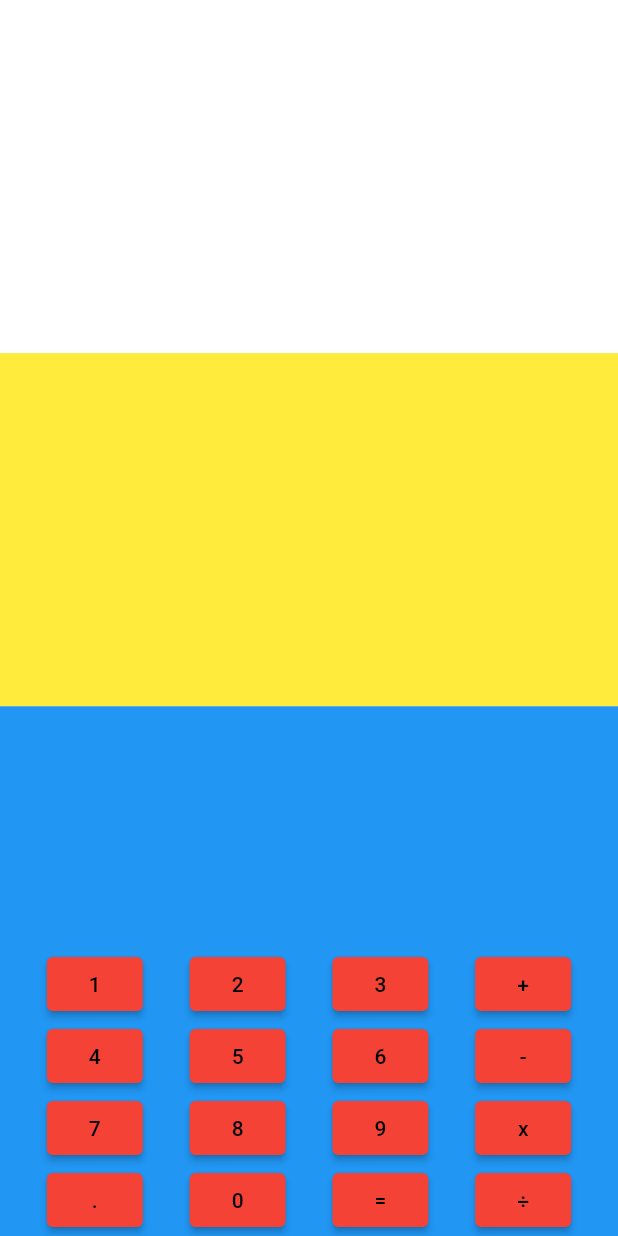
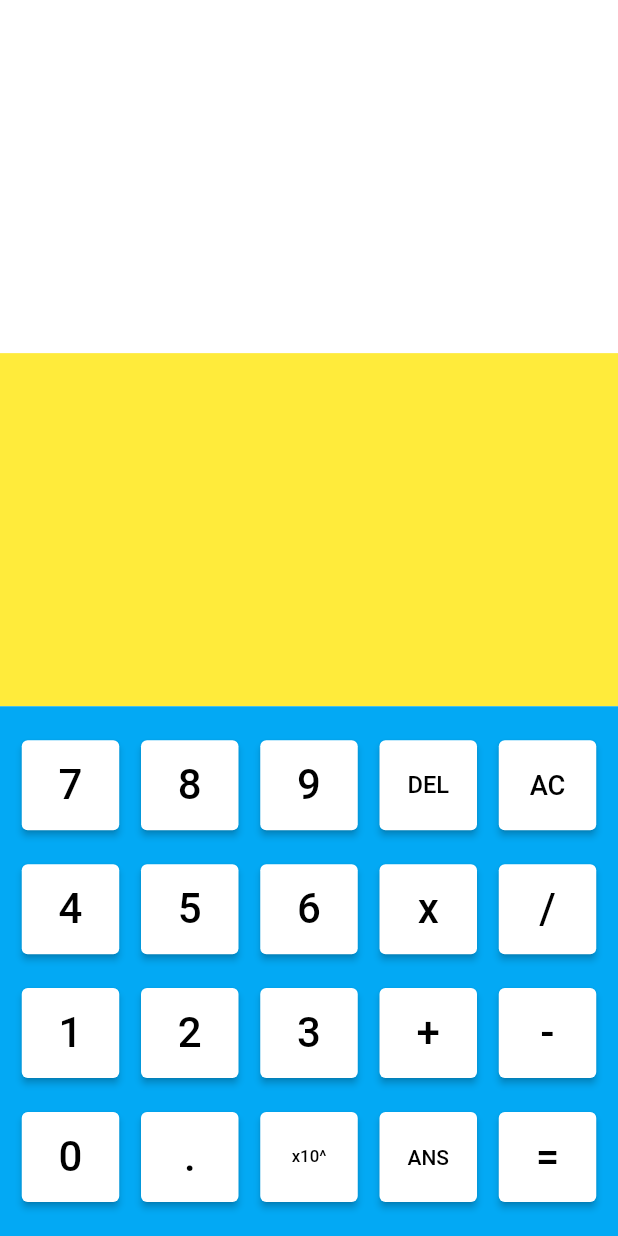
Before and after one commit to ararajs/scientific_calc, a Flutter app: the screen it shows after launch, on a phone screen of 412 x 824 dp. Run offline on Flutter 3.47's test engine with Material 2 defaults, Android fonts, the phone set to English and light mode, and no system bars.

Commit message:
some button changes

```diff
--- a/lib/main.dart
+++ b/lib/main.dart
@@ -41,48 +41,52 @@ class _HomePageState extends State<HomePage> {
           Expanded(
             flex: 3,
             child: Container(
-              color: Colors.blue,
+              color: Colors.lightBlue,
               child: Column(
-                mainAxisAlignment: MainAxisAlignment.end,
+                mainAxisAlignment: MainAxisAlignment.spaceEvenly,
                 children:[
                   Row(
                     mainAxisAlignment: MainAxisAlignment.spaceEvenly,
                     crossAxisAlignment: CrossAxisAlignment.start,
                     children: <Widget> [
-                      ElevatedButton(style: ElevatedButton.styleFrom(primary: Colors.red,onPrimary: Colors.black,), onPressed: () { },child: Text('1'),),
-                      ElevatedButton(style: ElevatedButton.styleFrom(primary: Colors.red,onPrimary: Colors.black,), onPressed: () { },child: Text('2'),),
-                      ElevatedButton(style: ElevatedButton.styleFrom(primary: Colors.red,onPrimary: Colors.black,), onPressed: () { },child: Text('3'),),
-                      ElevatedButton(style: ElevatedButton.styleFrom(primary: Colors.red,onPrimary: Colors.black,), onPressed: () { },child: Text('+'),),
+                      SizedBox(width: 65.0, height: 60.0,child: ElevatedButton(style: ElevatedButton.styleFrom(primary: Colors.white,onPrimary: Colors.black,), onPressed: () { },child: Text('7', textScaleFactor: 2,),)),
+                      SizedBox(width: 65.0, height: 60.0,child: ElevatedButton(style: ElevatedButton.styleFrom(primary: Colors.white,onPrimary: Colors.black,), onPressed: () { },child: Text('8', textScaleFactor: 2,),)),
+                      SizedBox(width: 65.0, height: 60.0,child: ElevatedButton(style: ElevatedButton.styleFrom(primary: Colors.white,onPrimary: Colors.black,), onPressed: () { },child: Text('9', textScaleFactor: 2,),)),
+                      SizedBox(width: 65.0, height: 60.0,child: ElevatedButton(style: ElevatedButton.styleFrom(primary: Colors.white,onPrimary: Colors.black,), onPressed: () { },child: Text('DEL', textScaleFactor: 1.13,),)),
+                      SizedBox(width: 65.0, height: 60.0,child: ElevatedButton(style: ElevatedButton.styleFrom(primary: Colors.white,onPrimary: Colors.black,), onPressed: () { },child: Text('AC', textScaleFactor: 1.3,),)),
                     ],
                   ),
                   Row(
                     mainAxisAlignment: MainAxisAlignment.spaceEvenly,
                     crossAxisAlignment: CrossAxisAlignment.start,
                     children: <Widget> [
-                      ElevatedButton(style: ElevatedButton.styleFrom(primary: Colors.red,onPrimary: Colors.black,), onPressed: () { },child: Text('4'),),
-                      ElevatedButton(style: ElevatedButton.styleFrom(primary: Colors.red,onPrimary: Colors.black,), onPressed: () { },child: Text('5'),),
-                      ElevatedButton(style: ElevatedButton.styleFrom(primary: Colors.red,onPrimary: Colors.black,), onPressed: () { },child: Text('6'),),
-                      ElevatedButton(style: ElevatedButton.styleFrom(primary: Colors.red,onPrimary: Colors.black,), onPressed: () { },child: Text('-'),),
+                      SizedBox(width: 65.0, height: 60.0,child: ElevatedButton(style: ElevatedButton.styleFrom(primary: Colors.white,onPrimary: Colors.black,), onPressed: () { },child: Text('4', textScaleFactor: 2,),)),
+                      SizedBox(width: 65.0, height: 60.0,child: ElevatedButton(style: ElevatedButton.styleFrom(primary: Colors.white,onPrimary: Colors.black,), onPressed: () { },child: Text('5', textScaleFactor: 2,),)),
+                      SizedBox(width: 65.0, height: 60.0,child: ElevatedButton(style: ElevatedButton.styleFrom(primary: Colors.white,onPrimary: Colors.black,), onPressed: () { },child: Text('6', textScaleFactor: 2,),)),
+                      SizedBox(width: 65.0, height: 60.0,child: ElevatedButton(style: ElevatedButton.styleFrom(primary: Colors.white,onPrimary: Colors.black,), onPressed: () { },child: Text('x', textScaleFactor: 2,),)),
+                      SizedBox(width: 65.0, height: 60.0,child: ElevatedButton(style: ElevatedButton.styleFrom(primary: Colors.white,onPrimary: Colors.black,), onPressed: () { },child: Text('/', textScaleFactor: 2,),)),
                     ],
                   ),
                   Row(
                     mainAxisAlignment: MainAxisAlignment.spaceEvenly,
                     crossAxisAlignment: CrossAxisAlignment.start,
                     children: <Widget> [
-                      ElevatedButton(style: ElevatedButton.styleFrom(primary: Colors.red,onPrimary: Colors.black,), onPressed: () { },child: Text('7'),),
-                      ElevatedButton(style: ElevatedButton.styleFrom(primary: Colors.red,onPrimary: Colors.black,), onPressed: () { },child: Text('8'),),
-                      ElevatedButton(style: ElevatedButton.styleFrom(primary: Colors.red,onPrimary: Colors.black,), onPressed: () { },child: Text('9'),),
-                      ElevatedButton(style: ElevatedButton.styleFrom(primary: Colors.red,onPrimary: Colors.black,), onPressed: () { },child: Text('x'),),
+                      SizedBox(width: 65.0, height: 60.0,child: ElevatedButton(style: ElevatedButton.styleFrom(primary: Colors.white,onPrimary: Colors.black,), onPressed: () { },child: Text('1', textScaleFactor: 2,),)),
+                      SizedBox(width: 65.0, height: 60.0,child: ElevatedButton(style: ElevatedButton.styleFrom(primary: Colors.white,onPrimary: Colors.black,), onPressed: () { },child: Text('2', textScaleFactor: 2,),)),
+                      SizedBox(width: 65.0, height: 60.0,child: ElevatedButton(style: ElevatedButton.styleFrom(primary: Colors.white,onPrimary: Colors.black,), onPressed: () { },child: Text('3', textScaleFactor: 2,),)),
+                      SizedBox(width: 65.0, height: 60.0,child: ElevatedButton(style: ElevatedButton.styleFrom(primary: Colors.white,onPrimary: Colors.black,), onPressed: () { },child: Text('+', textScaleFactor: 2,),)),
+                      SizedBox(width: 65.0, height: 60.0,child: ElevatedButton(style: ElevatedButton.styleFrom(primary: Colors.white,onPrimary: Colors.black,), onPressed: () { },child: Text('-', textScaleFactor: 2,),)),
                     ],
                   ),
                   Row(
                     mainAxisAlignment: MainAxisAlignment.spaceEvenly,
                     crossAxisAlignment: CrossAxisAlignment.start,
                     children: <Widget> [
-                      ElevatedButton(style: ElevatedButton.styleFrom(primary: Colors.red,onPrimary: Colors.black,), onPressed: () { },child: Text('.'),),
-                      ElevatedButton(style: ElevatedButton.styleFrom(primary: Colors.red,onPrimary: Colors.black,), onPressed: () { },child: Text('0'),),
-                      ElevatedButton(style: ElevatedButton.styleFrom(primary: Colors.red,onPrimary: Colors.black,), onPressed: () { },child: Text('='),),
-                      ElevatedButton(style: ElevatedButton.styleFrom(primary: Colors.red,onPrimary: Colors.black,), onPressed: () { },child: Text('÷'),),
+                      SizedBox(width: 65.0, height: 60.0,child: ElevatedButton(style: ElevatedButton.styleFrom(primary: Colors.white,onPrimary: Colors.black,), onPressed: () { },child: Text('0', textScaleFactor: 2,),)),
+                      SizedBox(width: 65.0, height: 60.0,child: ElevatedButton(style: ElevatedButton.styleFrom(primary: Colors.white,onPrimary: Colors.black,), onPressed: () { },child: Text('.', textScaleFactor: 2,),)),
+                      SizedBox(width: 65.0, height: 60.0,child: ElevatedButton(style: ElevatedButton.styleFrom(primary: Colors.white,onPrimary: Colors.black,), onPressed: () { },child: Text('x10^', textScaleFactor: 0.8,),)),
+                      SizedBox(width: 65.0, height: 60.0,child: ElevatedButton(style: ElevatedButton.styleFrom(primary: Colors.white,onPrimary: Colors.black,), onPressed: () { },child: Text('ANS', textScaleFactor: 1,),)),
+                      SizedBox(width: 65.0, height: 60.0,child: ElevatedButton(style: ElevatedButton.styleFrom(primary: Colors.white,onPrimary: Colors.black,), onPressed: () { },child: Text('=', textScaleFactor: 2,),)),
                     ],
                   ),
                 ],
```
